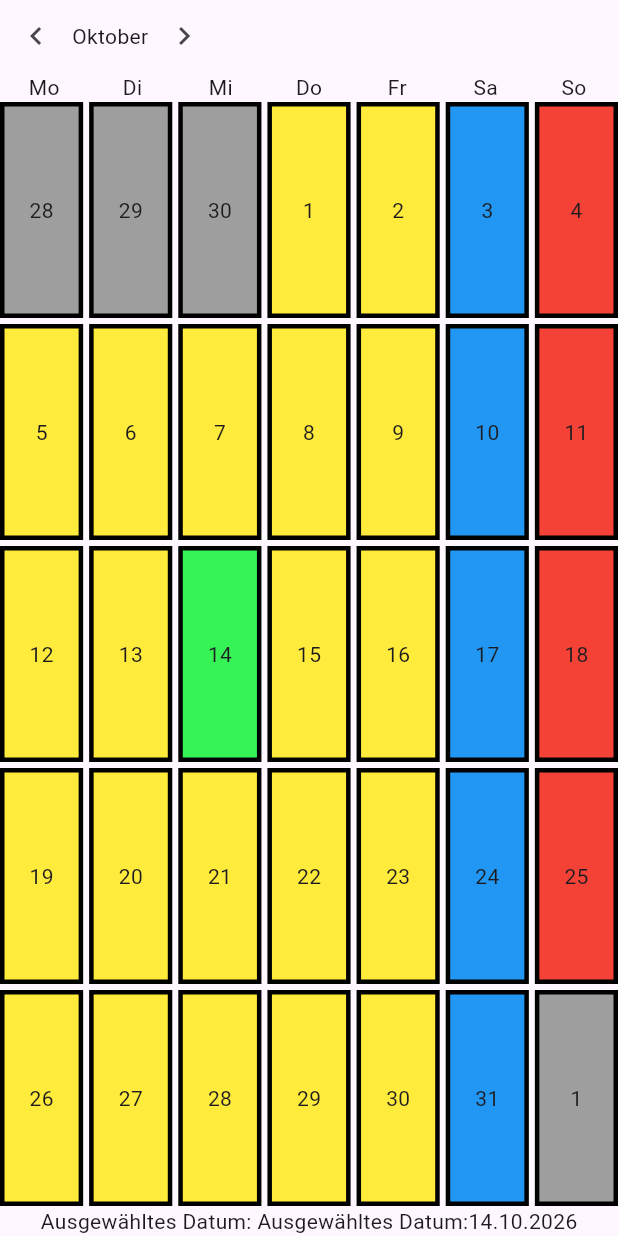
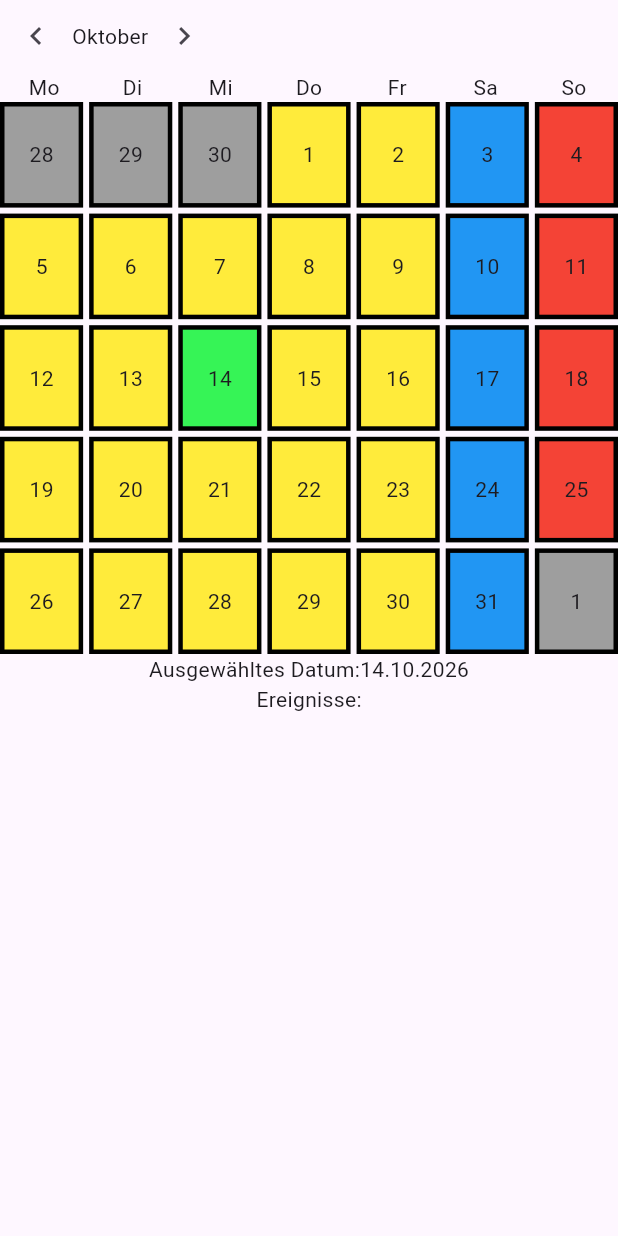
Before and after one commit to 31052026-neu/kalender_flutter, a Flutter app: the screen it shows after launch, on a phone screen of 412 x 824 dp. Run offline on Flutter 3.47's test engine with Material 3 defaults, Android fonts, the phone set to English and light mode, and no system bars.

Commit message:
ereignisse anzeigen lassen

```diff
--- a/lib/pages/kalender_page.dart
+++ b/lib/pages/kalender_page.dart
@@ -1,13 +1,15 @@
 import 'package:flutter/material.dart';
 
+import '../widgets/ereignis_anzeige.dart';
+import '../widgets/datums_anzeige.dart';
 import '../functions/KalenderService.dart';
 import '../widgets/kalender.dart';
 import '../functions/monats_name.dart';
 
 /// Stellt die Hauptseite des Comic-Kalenders dar.
 ///
-/// Die Seite ist ein [StatefulWidget], da sich später Inhalte
-/// wie der angezeigte Monat verändern können.
+/// Die Seite ist ein StatefulWidget, da sich der angezeigte
+/// Monat und das ausgewählte Datum verändern können.
 class KalenderPage extends StatefulWidget {
   const KalenderPage({super.key});
 
@@ -15,7 +17,7 @@ class KalenderPage extends StatefulWidget {
   State<KalenderPage> createState() => _KalenderPageState();
 }
 
-/// Verwaltet den veränderbaren Zustand der [KalenderPage].
+/// Verwaltet den veränderbaren Zustand der KalenderPage.
 class _KalenderPageState extends State<KalenderPage> {
   DateTime dargestelltesDatum = DateTime.now();
 
@@ -31,16 +33,17 @@ class _KalenderPageState extends State<KalenderPage> {
             // Erste Row: Monatsnavigation
             Row(
               children: [
-                //IconButton links
+                // Vorheriger Monat
                 IconButton(
                   onPressed: () {
                     _changeMonth(dargestelltesDatum.month - 1);
                   },
                   icon: const Icon(Icons.chevron_left),
                 ),
+
                 Text(monatsName(dargestelltesDatum)),
 
-                //IconButton rechts
+                // Nächster Monat
                 IconButton(
                   onPressed: () {
                     _changeMonth(dargestelltesDatum.month + 1);
@@ -49,6 +52,7 @@ class _KalenderPageState extends State<KalenderPage> {
                 ),
               ],
             ),
+
             // Zweite Row: Wochentage
             Row(
               children: [
@@ -58,16 +62,25 @@ class _KalenderPageState extends State<KalenderPage> {
               ],
             ),
 
-            // Kalenderraster
+            // Oberer Bereich: Kalenderraster
             Expanded(
+              flex: 1,
               child: Kalender(
                 onTap: _changeDay,
                 datum: dargestelltesDatum,
                 ausgewaehltesDatum: ausgewaehltesDatum,
               ),
             ),
-            Text(
-              'Ausgewähltes Datum: ${KalenderService.formatiereDatum(ausgewaehltesDatum ?? DateTime.now())}',
+
+            // Anzeige des ausgewählten Datums
+            DatumsAnzeige(datum: ausgewaehltesDatum ?? DateTime.now()),
+
+            // Unterer Bereich: zukünftige historische Ereignisse
+            Expanded(
+              flex: 1,
+              child: EreignisAnzeige(
+                datum: ausgewaehltesDatum ?? DateTime.now(),
+              ),
             ),
           ],
         ),
@@ -82,6 +95,7 @@ class _KalenderPageState extends State<KalenderPage> {
     });
   }
 
+  /// Wechselt den angezeigten Monat.
   void _changeMonth(int newMonth) {
     setState(() {
       dargestelltesDatum = DateTime(dargestelltesDatum.year, newMonth, 1);
--- /dev/null
+++ b/lib/widgets/datums_anzeige.dart
@@ -0,0 +1,14 @@
+import 'package:flutter/material.dart';
+import 'package:kalender_flutter/functions/KalenderService.dart';
+
+class DatumsAnzeige extends StatelessWidget {
+  /// Das Datum, das angezeigt werden soll.
+  final DateTime datum;
+
+  const DatumsAnzeige({super.key, required this.datum});
+
+  @override
+  Widget build(BuildContext context) {
+    return Text(KalenderService.formatiereDatum(datum));
+  }
+}
--- /dev/null
+++ b/lib/widgets/ereignis_anzeige.dart
@@ -0,0 +1,13 @@
+import 'package:flutter/material.dart';
+
+/// Zeigt historische Ereignisse zum ausgewählten Datum an.
+class EreignisAnzeige extends StatelessWidget {
+  final DateTime datum;
+
+  const EreignisAnzeige({super.key, required this.datum});
+
+  @override
+  Widget build(BuildContext context) {
+    return Text('Ereignisse:');
+  }
+}
```
